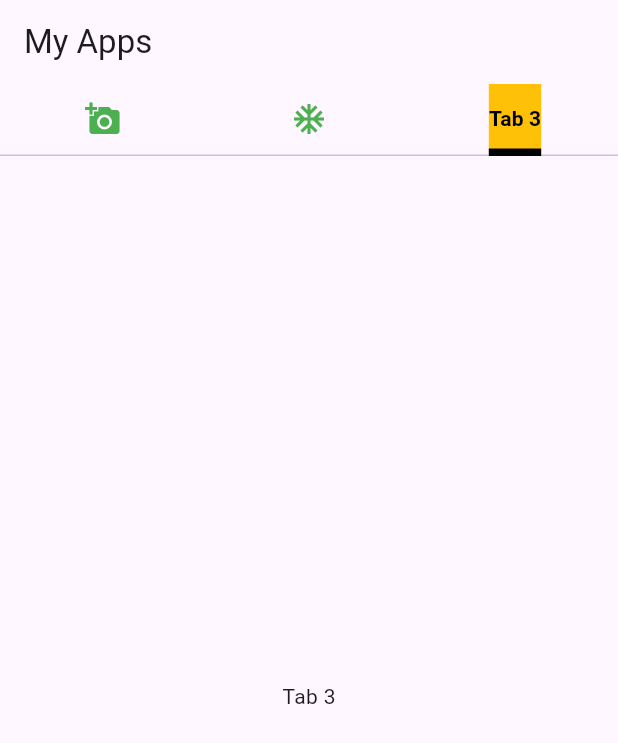
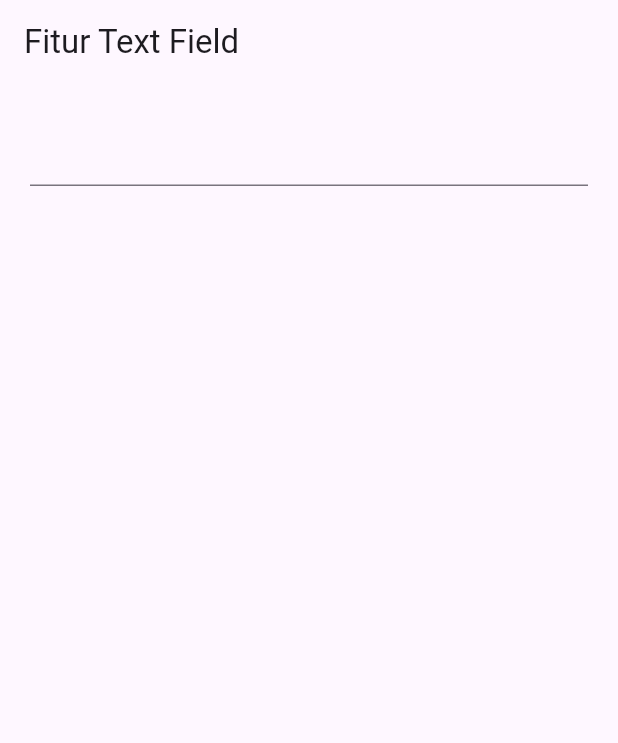
Before and after one commit to hafid-js/Learn-Flutter, a Flutter app: the screen it shows after launch, on a phone screen of 412 x 824 dp. Shown: the top 743 px of the screen. Run offline on Flutter 3.47's test engine with Material 3 defaults, Android fonts, the phone set to English and light mode, and no system bars.

Commit message:
text field

```diff
--- a/lib/main.dart
+++ b/lib/main.dart
@@ -5,63 +5,24 @@ void main() {
 }
 
 class MyApp extends StatelessWidget {
-  List<Tab> myTab = [
-    Tab(icon: Icon(Icons.add_a_photo)),
-    Tab(icon: Icon(Icons.ac_unit_outlined)),
-    Tab(text: "Tab 3"),
-  ];
+  const MyApp({super.key});
 
   @override
   Widget build(BuildContext context) {
     return MaterialApp(
-      home: DefaultTabController(
-        initialIndex: 2,
-        length: myTab.length,
-        child: Scaffold(
-          appBar: AppBar(
-            title: Text("My Apps"),
-              bottom: TabBar(
-                labelColor: Colors.black,
-                unselectedLabelColor: Colors.green,
-                labelStyle: TextStyle(
-                  fontWeight: FontWeight.bold,
-
-                ),
-                unselectedLabelStyle: TextStyle(
-                  fontWeight: FontWeight.normal
-                ),
-                // indicatorColor: Colors.black,
-                // indicatorWeight: 5,
-                // indicatorPadding: EdgeInsets.all(10),
-                indicator: BoxDecoration(
-                  color: Colors.amber,
-
-
-                  // borderRadius: BorderRadius.circular(50),
-                  border: Border(
-                    bottom: BorderSide(
-                      color: Colors.black,
-                      width: 5
-                    )
-                  )
-                ),
-                tabs: myTab,
-                ),
+      home: Scaffold(
+        appBar: AppBar(title: Text("Fitur Text Field")),
+        body: Center(
+          child: Padding(
+            padding: const EdgeInsets.all(20),
+            child: Column(
+              children: [
+                TextField(autocorrect: false, autofocus: false, enableSuggestions: true, enableInteractiveSelection: false, keyboardType: TextInputType.phone ),
+              ],
             ),
-            body: TabBarView(
-              children:[
-              Center(
-                child: Text("Tab 1"),
-              ),
-              Center(
-                child: Text("Tab 2"),
-              ),
-              Center(
-                child: Text("Tab 3"),
-              ),
-              ]),
           ),
         ),
+      ),
     );
   }
 }
```
